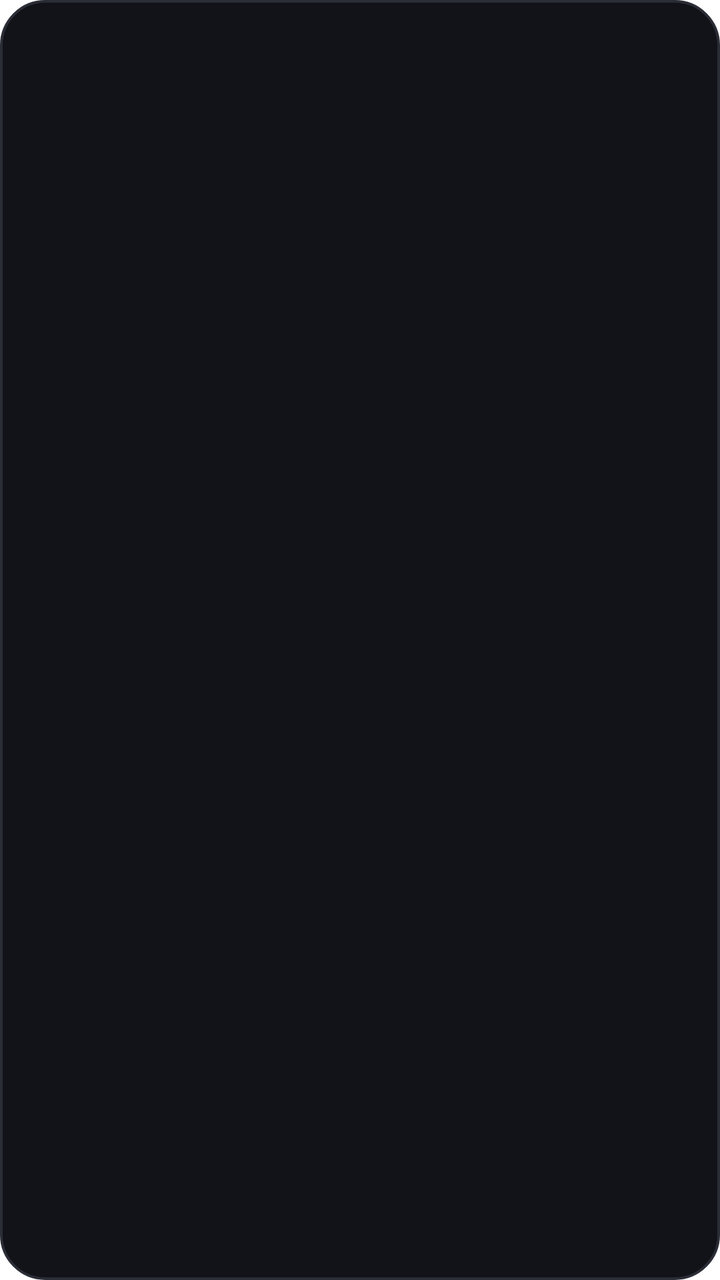
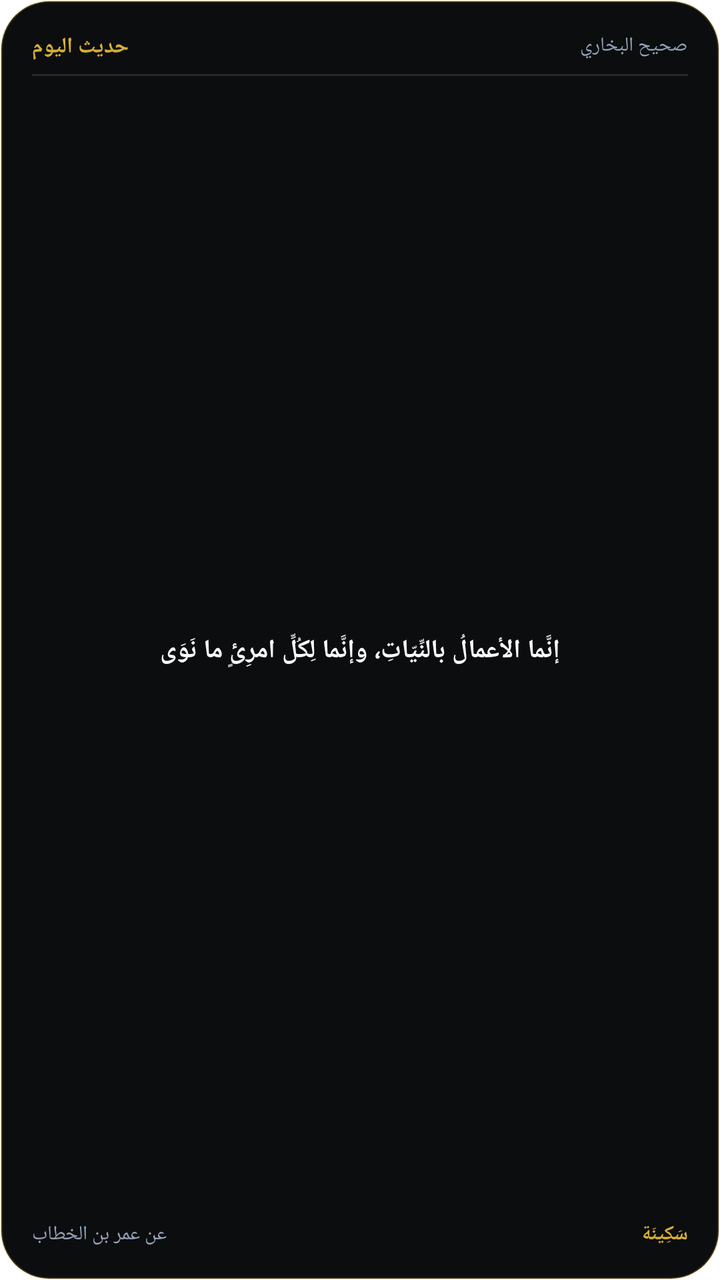

An Android layout rendered at two revisions. The XML below is the earlier revision; the diff shows what the commit changed to produce the second picture.
<!-- AndroidManifest.xml: fallback theme Theme.MaterialComponents.DayNight.NoActionBar -->
<!-- res/layout/widget_hadith_medium.xml -->
<?xml version="1.0" encoding="utf-8"?>
<FrameLayout xmlns:android="http://schemas.android.com/apk/res/android"
    android:id="@+id/widget_root"
    android:layout_width="match_parent"
    android:layout_height="match_parent"
    android:background="@drawable/widget_background">

    <ImageView
        android:id="@+id/widget_image"
        android:layout_width="match_parent"
        android:layout_height="match_parent"
        android:scaleType="fitXY"
        android:contentDescription="@string/widget_hadith_medium_name" />

    <LinearLayout
        android:id="@+id/widget_fallback"
        android:layout_width="match_parent"
        android:layout_height="match_parent"
        android:orientation="vertical"
        android:gravity="center"
        android:padding="12dp"
        android:visibility="gone">
        <TextView
            android:layout_width="wrap_content"
            android:layout_height="wrap_content"
            android:text="@string/widget_hadith_medium_name"
            android:textColor="#D4AF37"
            android:textSize="14sp"
            android:textStyle="bold" />
    </LinearLayout>
</FrameLayout>
<!-- resources referenced by this layout -->
<resources>
  <!-- drawable widget_background (drawable) -->
  <?xml version="1.0" encoding="utf-8"?>
  <shape xmlns:android="http://schemas.android.com/apk/res/android"
      android:shape="rectangle">
      <solid android:color="#121318" />
      <corners android:radius="22dp" />
      <stroke
          android:width="1.2dp"
          android:color="#2A2D36" />
  </shape>
  <string name="widget_hadith_medium_name">حديث اليوم (متوسط)</string>
</resources>

<!-- the commit's change to res/layout/widget_hadith_medium.xml (unified diff, before → after) -->
@@ -5,27 +5,86 @@
     android:layout_height="match_parent"
     android:background="@drawable/widget_background">
 
+    
+    <LinearLayout
+        android:id="@+id/widget_fallback"
+        android:layout_width="match_parent"
+        android:layout_height="match_parent"
+        android:orientation="vertical"
+        android:padding="16dp"
+        android:visibility="visible">
+
+        
+        <RelativeLayout
+            android:layout_width="match_parent"
+            android:layout_height="wrap_content">
+            <TextView
+                android:layout_width="wrap_content"
+                android:layout_height="wrap_content"
+                android:layout_alignParentStart="true"
+                android:text="حديث اليوم"
+                android:textColor="#D4AF37"
+                android:textSize="11sp"
+                android:textStyle="bold" />
+            <TextView
+                android:layout_width="wrap_content"
+                android:layout_height="wrap_content"
+                android:layout_alignParentEnd="true"
+                android:text="صحيح البخاري"
+                android:textColor="#94A3B8"
+                android:textSize="10sp" />
+        </RelativeLayout>
+
+        
+        <TextView
+            android:layout_width="match_parent"
+            android:layout_height="1dp"
+            android:layout_marginTop="6dp"
+            android:layout_marginBottom="6dp"
+            android:background="#28292E" />
+
+        
+        <TextView
+            android:layout_width="match_parent"
+            android:layout_height="0dp"
+            android:layout_weight="1"
+            android:gravity="center"
+            android:text="إنَّما الأعمالُ بالنِّيّاتِ، وإنَّما لِكُلِّ امرِئٍ ما نَوَى"
+            android:textColor="#F8FAFC"
+            android:textSize="13sp"
+            android:textStyle="bold"
+            android:maxLines="3" />
+
+        
+        <RelativeLayout
+            android:layout_width="match_parent"
+            android:layout_height="wrap_content"
+            android:layout_marginTop="4dp">
+            <TextView
+                android:layout_width="wrap_content"
+                android:layout_height="wrap_content"
+                android:layout_alignParentStart="true"
+                android:text="عن عمر بن الخطاب"
+                android:textColor="#94A3B8"
+                android:textSize="10sp" />
+            <TextView
+                android:layout_width="wrap_content"
+                android:layout_height="wrap_content"
+                android:layout_alignParentEnd="true"
+                android:text="سَكِينَة"
+                android:textColor="#D4AF37"
+                android:textSize="10sp"
+                android:textStyle="bold" />
+        </RelativeLayout>
+    </LinearLayout>
+
+    
     <ImageView
         android:id="@+id/widget_image"
         android:layout_width="match_parent"
         android:layout_height="match_parent"
         android:scaleType="fitXY"
+        android:visibility="gone"
         android:contentDescription="@string/widget_hadith_medium_name" />
 
-    <LinearLayout
-        android:id="@+id/widget_fallback"
-        android:layout_width="match_parent"
-        android:layout_height="match_parent"
-        android:orientation="vertical"
-        android:gravity="center"
-        android:padding="12dp"
-        android:visibility="gone">
-        <TextView
-            android:layout_width="wrap_content"
-            android:layout_height="wrap_content"
-            android:text="@string/widget_hadith_medium_name"
-            android:textColor="#D4AF37"
-            android:textSize="14sp"
-            android:textStyle="bold" />
-    </LinearLayout>
 </FrameLayout>
<!-- resource entries referenced after the edit -->
@@ -4,11 +4,11 @@
   <?xml version="1.0" encoding="utf-8"?>
   <shape xmlns:android="http://schemas.android.com/apk/res/android"
       android:shape="rectangle">
-      <solid android:color="#121318" />
-      <corners android:radius="22dp" />
+      <solid android:color="#0C0D0F" />
+      <corners android:radius="24dp" />
       <stroke
           android:width="1.2dp"
-          android:color="#2A2D36" />
+          android:color="#33D4AF37" />
   </shape>
   <string name="widget_hadith_medium_name">حديث اليوم (متوسط)</string>
 </resources>
